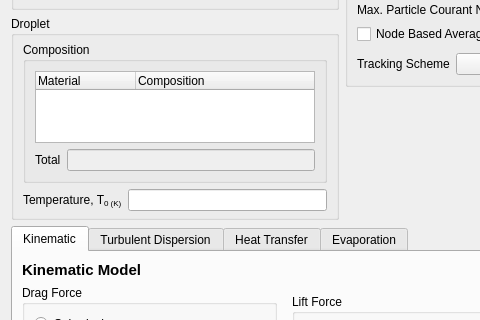
Old version of the form baramFlow/view/setup/models/DPM/DPM_dialog.ui in the repository nextfoam/baram; both pictures show x 0 to 480 and y 125 to 445 of the 587 by 931 pixel window.
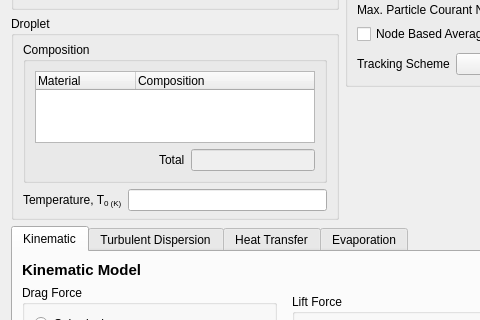
New version of the form. Custom widgets are drawn as their Qt base class.

Commit message: Issue baram#460 window size adjusted

```diff
--- a/baramFlow/view/setup/models/DPM/DPM_dialog.ui
+++ b/baramFlow/view/setup/models/DPM/DPM_dialog.ui
@@ -187,6 +187,19 @@
                      <property name="bottomMargin">
                       <number>0</number>
                      </property>
+                     <item>
+                      <spacer name="horizontalSpacer_3">
+                       <property name="orientation">
+                        <enum>Qt::Horizontal</enum>
+                       </property>
+                       <property name="sizeHint" stdset="0">
+                        <size>
+                         <width>40</width>
+                         <height>20</height>
+                        </size>
+                       </property>
+                      </spacer>
+                     </item>
                      <item>
                       <widget class="QLabel" name="label_6">
                        <property name="text">
```
The commit also changes 1 other file.
